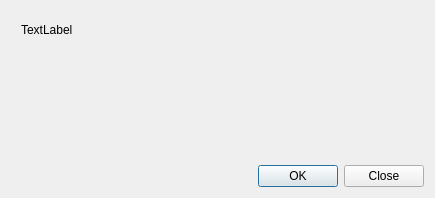
coolshou/qterminal, file src/updatedialog.ui: the form before one commit.
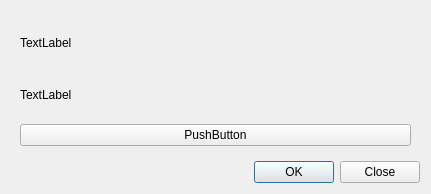
The form after the commit.

Patch:
```diff
--- a/src/updatedialog.ui
+++ b/src/updatedialog.ui
@@ -9,8 +9,8 @@
    <rect>
     <x>0</x>
     <y>0</y>
-    <width>435</width>
-    <height>198</height>
+    <width>431</width>
+    <height>194</height>
    </rect>
   </property>
   <property name="windowTitle">
@@ -19,19 +19,29 @@
   <layout class="QVBoxLayout" name="verticalLayout">
    <item>
     <widget class="QWidget" name="widget" native="true">
+     <layout class="QVBoxLayout" name="verticalLayout_2">
+      <item>
      <widget class="QLabel" name="infoLabel">
-      <property name="geometry">
-       <rect>
-        <x>10</x>
-        <y>10</y>
-        <width>381</width>
-        <height>18</height>
-       </rect>
-      </property>
+        <property name="text">
+         <string>TextLabel</string>
+        </property>
+       </widget>
+      </item>
+      <item>
+       <widget class="QLabel" name="statusLabel">
       <property name="text">
        <string>TextLabel</string>
       </property>
      </widget>
+      </item>
+      <item>
+       <widget class="QPushButton" name="downloadButton">
+        <property name="text">
+         <string>PushButton</string>
+        </property>
+       </widget>
+      </item>
+     </layout>
     </widget>
    </item>
    <item>
```
Lines whose indentation alone changed are shown as unchanged.
